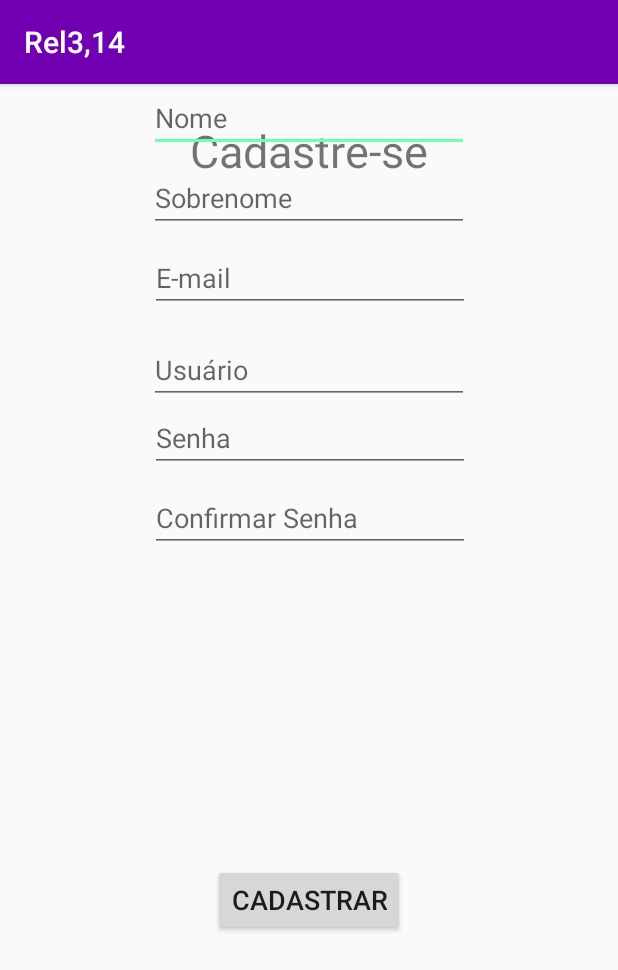
After one commit to dsgeverton/Relp, an Android app: the CadastroUserActivity screen opened directly, with no data from a screen before it, on a phone screen of 412 x 824 dp. The commit adds this screen. Shown: the top 970 px of the screen. Run offline under Robolectric (Android 15) with nearby library versions, the phone set to English and light mode, and no system bars.

Commit message:
Criação da tela para cadastrar usuário.

```diff
--- a/app/src/main/AndroidManifest.xml
+++ b/app/src/main/AndroidManifest.xml
@@ -9,9 +9,7 @@
         android:roundIcon="@mipmap/ic_launcher_round"
         android:supportsRtl="true"
         android:theme="@style/AppTheme">
-        <activity android:name=".MainActivity">
-
-        </activity>
+        <activity android:name=".MainActivity"></activity>
         <activity android:name=".CadastrarRepublicaActivity" />
         <activity android:name=".LoginActivity">
             <intent-filter>
@@ -20,6 +18,7 @@
                 <category android:name="android.intent.category.LAUNCHER" />
             </intent-filter>
         </activity>
+        <activity android:name=".CadastroUserActivity"></activity>
     </application>
 
 </manifest>
--- /dev/null
+++ b/app/src/main/java/br/edu/iff/pooa/relp/CadastroUserActivity.java
@@ -0,0 +1,13 @@
+package br.edu.iff.pooa.relp;
+
+import android.support.v7.app.AppCompatActivity;
+import android.os.Bundle;
+
+public class CadastroUserActivity extends AppCompatActivity {
+
+    @Override
+    protected void onCreate(Bundle savedInstanceState) {
+        super.onCreate(savedInstanceState);
+        setContentView(R.layout.activity_cadastro_user);
+    }
+}
--- /dev/null
+++ b/app/src/main/res/layout/activity_cadastro_user.xml
@@ -0,0 +1,108 @@
+<?xml version="1.0" encoding="utf-8"?>
+<android.support.constraint.ConstraintLayout xmlns:android="http://schemas.android.com/apk/res/android"
+    xmlns:app="http://schemas.android.com/apk/res-auto"
+    xmlns:tools="http://schemas.android.com/tools"
+    android:layout_width="match_parent"
+    android:layout_height="match_parent"
+    tools:context=".CadastroUserActivity">
+
+    <TextView
+        android:id="@+id/textView"
+        android:layout_width="wrap_content"
+        android:layout_height="wrap_content"
+        android:layout_marginEnd="8dp"
+        android:layout_marginStart="8dp"
+        android:layout_marginTop="24dp"
+        android:text="Cadastre-se"
+        android:textSize="30sp"
+        app:layout_constraintEnd_toEndOf="parent"
+        app:layout_constraintStart_toStartOf="parent"
+        app:layout_constraintTop_toTopOf="parent" />
+
+    <EditText
+        android:id="@+id/editText4"
+        android:layout_width="wrap_content"
+        android:layout_height="wrap_content"
+        android:ems="10"
+        android:hint="Nome"
+        android:inputType="textPersonName"
+        app:layout_constraintEnd_toEndOf="parent"
+        app:layout_constraintStart_toStartOf="parent"
+        tools:layout_editor_absoluteY="104dp" />
+
+    <EditText
+        android:id="@+id/editText5"
+        android:layout_width="wrap_content"
+        android:layout_height="wrap_content"
+        android:ems="10"
+        android:hint="Senha"
+        android:inputType="textPassword"
+        app:layout_constraintEnd_toEndOf="parent"
+        app:layout_constraintHorizontal_bias="0.502"
+        app:layout_constraintStart_toStartOf="parent"
+        app:layout_constraintTop_toBottomOf="@+id/editText10" />
+
+    <EditText
+        android:id="@+id/editText6"
+        android:layout_width="wrap_content"
+        android:layout_height="wrap_content"
+        android:layout_marginTop="8dp"
+        android:ems="10"
+        android:hint="Confirmar Senha"
+        android:inputType="textPassword"
+        app:layout_constraintEnd_toEndOf="parent"
+        app:layout_constraintHorizontal_bias="0.502"
+        app:layout_constraintStart_toStartOf="parent"
+        app:layout_constraintTop_toBottomOf="@+id/editText5" />
+
+    <EditText
+        android:id="@+id/editText8"
+        android:layout_width="wrap_content"
+        android:layout_height="wrap_content"
+        android:layout_marginTop="8dp"
+        android:ems="10"
+        android:hint="E-mail"
+        android:inputType="textEmailAddress"
+        app:layout_constraintEnd_toEndOf="parent"
+        app:layout_constraintHorizontal_bias="0.502"
+        app:layout_constraintStart_toStartOf="parent"
+        app:layout_constraintTop_toBottomOf="@+id/editText9" />
+
+    <EditText
+        android:id="@+id/editText9"
+        android:layout_width="wrap_content"
+        android:layout_height="wrap_content"
+        android:layout_marginTop="8dp"
+        android:ems="10"
+        android:hint="Sobrenome"
+        android:inputType="textPersonName"
+        app:layout_constraintEnd_toEndOf="parent"
+        app:layout_constraintStart_toStartOf="parent"
+        app:layout_constraintTop_toBottomOf="@+id/editText4" />
+
+    <EditText
+        android:id="@+id/editText10"
+        android:layout_width="wrap_content"
+        android:layout_height="wrap_content"
+        android:layout_marginTop="16dp"
+        android:ems="10"
+        android:hint="Usuário"
+        android:inputType="textPersonName"
+        app:layout_constraintEnd_toEndOf="parent"
+        app:layout_constraintStart_toStartOf="parent"
+        app:layout_constraintTop_toBottomOf="@+id/editText8" />
+
+    <Button
+        android:id="@+id/button7"
+        android:layout_width="wrap_content"
+        android:layout_height="wrap_content"
+        android:layout_marginBottom="16dp"
+        android:layout_marginTop="24dp"
+        android:text="Cadastrar"
+        android:textSize="18sp"
+        app:layout_constraintBottom_toBottomOf="parent"
+        app:layout_constraintEnd_toEndOf="parent"
+        app:layout_constraintStart_toStartOf="parent"
+        app:layout_constraintTop_toBottomOf="@+id/editText6" />
+
+</android.support.constraint.ConstraintLayout>
--- a/app/src/main/res/values/strings.xml
+++ b/app/src/main/res/values/strings.xml
@@ -1,4 +1,5 @@
 <resources>
     <string name="app_name">Rel3,14</string>
     <string name="criar_rep_blica">Criar República</string>
-    <string name="entrar">Entrar</string></resources>
+    <string name="entrar">Entrar</string>
+</resources>
```
